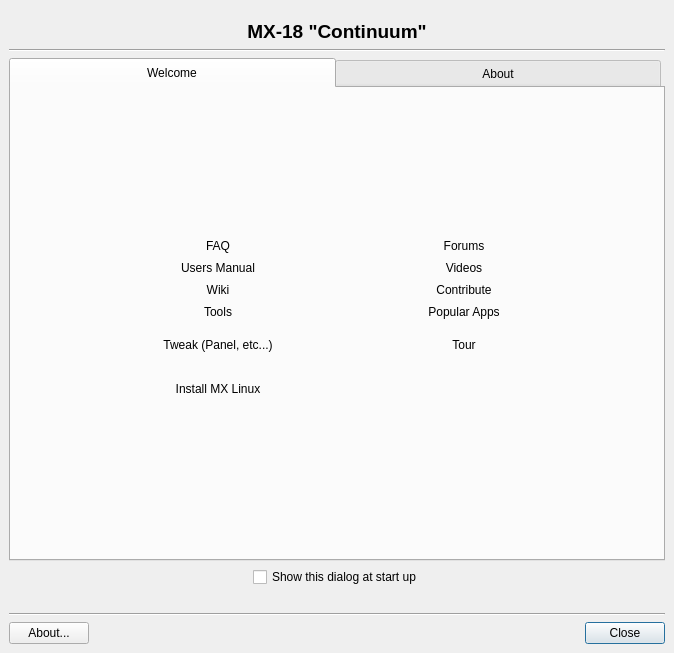
First picture: the form in mainwindow.ui, repository MX-Linux/mx-welcome, before the edit.
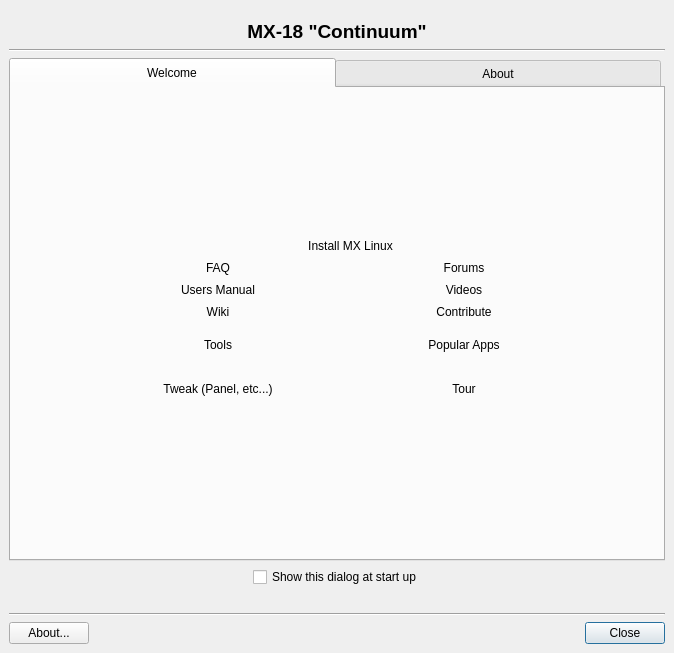
Second picture: the form after the edit. Icons and pictures are not drawn. Custom widgets are drawn as their Qt base class.

Commit message: Put installer icon in the middle

Diff of the .ui file:
```diff
--- a/mainwindow.ui
+++ b/mainwindow.ui
@@ -415,239 +415,7 @@
              </property>
             </spacer>
            </item>
-           <item row="0" column="5">
-            <widget class="FlatButton" name="buttonForum">
-             <property name="sizePolicy">
-              <sizepolicy hsizetype="Minimum" vsizetype="Fixed">
-               <horstretch>0</horstretch>
-               <verstretch>0</verstretch>
-              </sizepolicy>
-             </property>
-             <property name="focusPolicy">
-              <enum>Qt::NoFocus</enum>
-             </property>
-             <property name="text">
-              <string>Forums</string>
-             </property>
-             <property name="icon">
-              <iconset>
-               <normaloff>:/icons/forums.png</normaloff>:/icons/forums.png</iconset>
-             </property>
-             <property name="iconSize">
-              <size>
-               <width>42</width>
-               <height>42</height>
-              </size>
-             </property>
-             <property name="autoDefault">
-              <bool>true</bool>
-             </property>
-             <property name="flat">
-              <bool>true</bool>
-             </property>
-            </widget>
-           </item>
-           <item row="1" column="5">
-            <widget class="FlatButton" name="buttonVideo">
-             <property name="sizePolicy">
-              <sizepolicy hsizetype="Minimum" vsizetype="Fixed">
-               <horstretch>0</horstretch>
-               <verstretch>0</verstretch>
-              </sizepolicy>
-             </property>
-             <property name="focusPolicy">
-              <enum>Qt::NoFocus</enum>
-             </property>
-             <property name="text">
-              <string>Videos</string>
-             </property>
-             <property name="icon">
-              <iconset>
-               <normaloff>:/icons/videos.png</normaloff>:/icons/videos.png</iconset>
-             </property>
-             <property name="iconSize">
-              <size>
-               <width>42</width>
-               <height>42</height>
-              </size>
-             </property>
-             <property name="autoDefault">
-              <bool>true</bool>
-             </property>
-             <property name="flat">
-              <bool>true</bool>
-             </property>
-            </widget>
-           </item>
-           <item row="2" column="5">
-            <widget class="FlatButton" name="buttonContribute">
-             <property name="focusPolicy">
-              <enum>Qt::NoFocus</enum>
-             </property>
-             <property name="text">
-              <string>Contribute</string>
-             </property>
-             <property name="icon">
-              <iconset>
-               <normaloff>:/icons/contribute.png</normaloff>:/icons/contribute.png</iconset>
-             </property>
-             <property name="iconSize">
-              <size>
-               <width>42</width>
-               <height>42</height>
-              </size>
-             </property>
-             <property name="autoDefault">
-              <bool>true</bool>
-             </property>
-             <property name="flat">
-              <bool>true</bool>
-             </property>
-            </widget>
-           </item>
-           <item row="3" column="5">
-            <widget class="FlatButton" name="buttonPackageInstall">
-             <property name="focusPolicy">
-              <enum>Qt::NoFocus</enum>
-             </property>
-             <property name="text">
-              <string>Popular Apps</string>
-             </property>
-             <property name="icon">
-              <iconset>
-               <normaloff>:/icons/mxwelcome-icon-packageinstaller.png</normaloff>:/icons/mxwelcome-icon-packageinstaller.png</iconset>
-             </property>
-             <property name="iconSize">
-              <size>
-               <width>42</width>
-               <height>42</height>
-              </size>
-             </property>
-             <property name="autoDefault">
-              <bool>true</bool>
-             </property>
-             <property name="flat">
-              <bool>true</bool>
-             </property>
-            </widget>
-           </item>
-           <item row="0" column="1">
-            <widget class="FlatButton" name="buttonFAQ">
-             <property name="focusPolicy">
-              <enum>Qt::NoFocus</enum>
-             </property>
-             <property name="text">
-              <string>FAQ</string>
-             </property>
-             <property name="icon">
-              <iconset>
-               <normaloff>:/icons/faq.png</normaloff>:/icons/faq.png</iconset>
-             </property>
-             <property name="iconSize">
-              <size>
-               <width>42</width>
-               <height>42</height>
-              </size>
-             </property>
-             <property name="autoDefault">
-              <bool>true</bool>
-             </property>
-             <property name="flat">
-              <bool>true</bool>
-             </property>
-            </widget>
-           </item>
-           <item row="1" column="1">
-            <widget class="FlatButton" name="buttonManual">
-             <property name="sizePolicy">
-              <sizepolicy hsizetype="Minimum" vsizetype="Fixed">
-               <horstretch>0</horstretch>
-               <verstretch>0</verstretch>
-              </sizepolicy>
-             </property>
-             <property name="focusPolicy">
-              <enum>Qt::NoFocus</enum>
-             </property>
-             <property name="text">
-              <string>Users Manual</string>
-             </property>
-             <property name="icon">
-              <iconset>
-               <normaloff>:/icons/users-manual.png</normaloff>:/icons/users-manual.png</iconset>
-             </property>
-             <property name="iconSize">
-              <size>
-               <width>42</width>
-               <height>42</height>
-              </size>
-             </property>
-             <property name="autoDefault">
-              <bool>true</bool>
-             </property>
-             <property name="flat">
-              <bool>true</bool>
-             </property>
-            </widget>
-           </item>
-           <item row="2" column="1">
-            <widget class="FlatButton" name="buttonWiki">
-             <property name="sizePolicy">
-              <sizepolicy hsizetype="Minimum" vsizetype="Fixed">
-               <horstretch>0</horstretch>
-               <verstretch>0</verstretch>
-              </sizepolicy>
-             </property>
-             <property name="focusPolicy">
-              <enum>Qt::NoFocus</enum>
-             </property>
-             <property name="text">
-              <string>Wiki</string>
-             </property>
-             <property name="icon">
-              <iconset>
-               <normaloff>:/icons/wiki.png</normaloff>:/icons/wiki.png</iconset>
-             </property>
-             <property name="iconSize">
-              <size>
-               <width>42</width>
-               <height>42</height>
-              </size>
-             </property>
-             <property name="autoDefault">
-              <bool>true</bool>
-             </property>
-             <property name="flat">
-              <bool>true</bool>
-             </property>
-            </widget>
-           </item>
-           <item row="3" column="1">
-            <widget class="FlatButton" name="buttonTools">
-             <property name="focusPolicy">
-              <enum>Qt::NoFocus</enum>
-             </property>
-             <property name="text">
-              <string>Tools</string>
-             </property>
-             <property name="icon">
-              <iconset>
-               <normaloff>:/icons/tools.png</normaloff>:/icons/tools.png</iconset>
-             </property>
-             <property name="iconSize">
-              <size>
-               <width>42</width>
-               <height>42</height>
-              </size>
-             </property>
-             <property name="autoDefault">
-              <bool>true</bool>
-             </property>
-             <property name="flat">
-              <bool>true</bool>
-             </property>
-            </widget>
-           </item>
-           <item row="5" column="1">
+           <item row="0" column="3">
             <widget class="FlatButton" name="buttonSetup">
              <property name="focusPolicy">
               <enum>Qt::NoFocus</enum>
@@ -673,7 +441,7 @@
              </property>
             </widget>
            </item>
-           <item row="4" column="1">
+           <item row="5" column="1">
             <widget class="FlatButton" name="buttonPanelOrient">
              <property name="focusPolicy">
               <enum>Qt::NoFocus</enum>
@@ -699,7 +467,123 @@
              </property>
             </widget>
            </item>
-           <item row="4" column="5">
+           <item row="4" column="1">
+            <widget class="FlatButton" name="buttonTools">
+             <property name="focusPolicy">
+              <enum>Qt::NoFocus</enum>
+             </property>
+             <property name="text">
+              <string>Tools</string>
+             </property>
+             <property name="icon">
+              <iconset>
+               <normaloff>:/icons/tools.png</normaloff>:/icons/tools.png</iconset>
+             </property>
+             <property name="iconSize">
+              <size>
+               <width>42</width>
+               <height>42</height>
+              </size>
+             </property>
+             <property name="autoDefault">
+              <bool>true</bool>
+             </property>
+             <property name="flat">
+              <bool>true</bool>
+             </property>
+            </widget>
+           </item>
+           <item row="3" column="1">
+            <widget class="FlatButton" name="buttonWiki">
+             <property name="sizePolicy">
+              <sizepolicy hsizetype="Minimum" vsizetype="Fixed">
+               <horstretch>0</horstretch>
+               <verstretch>0</verstretch>
+              </sizepolicy>
+             </property>
+             <property name="focusPolicy">
+              <enum>Qt::NoFocus</enum>
+             </property>
+             <property name="text">
+              <string>Wiki</string>
+             </property>
+             <property name="icon">
+              <iconset>
+               <normaloff>:/icons/wiki.png</normaloff>:/icons/wiki.png</iconset>
+             </property>
+             <property name="iconSize">
+              <size>
+               <width>42</width>
+               <height>42</height>
+              </size>
+             </property>
+             <property name="autoDefault">
+              <bool>true</bool>
+             </property>
+             <property name="flat">
+              <bool>true</bool>
+             </property>
+            </widget>
+           </item>
+           <item row="2" column="1">
+            <widget class="FlatButton" name="buttonManual">
+             <property name="sizePolicy">
+              <sizepolicy hsizetype="Minimum" vsizetype="Fixed">
+               <horstretch>0</horstretch>
+               <verstretch>0</verstretch>
+              </sizepolicy>
+             </property>
+             <property name="focusPolicy">
+              <enum>Qt::NoFocus</enum>
+             </property>
+             <property name="text">
+              <string>Users Manual</string>
+             </property>
+             <property name="icon">
+              <iconset>
+               <normaloff>:/icons/users-manual.png</normaloff>:/icons/users-manual.png</iconset>
+             </property>
+             <property name="iconSize">
+              <size>
+               <width>42</width>
+               <height>42</height>
+              </size>
+             </property>
+             <property name="autoDefault">
+              <bool>true</bool>
+             </property>
+             <property name="flat">
+              <bool>true</bool>
+             </property>
+            </widget>
+           </item>
+           <item row="1" column="1">
+            <widget class="FlatButton" name="buttonFAQ">
+             <property name="focusPolicy">
+              <enum>Qt::NoFocus</enum>
+             </property>
+             <property name="text">
+              <string>FAQ</string>
+             </property>
+             <property name="icon">
+              <iconset>
+               <normaloff>:/icons/faq.png</normaloff>:/icons/faq.png</iconset>
+             </property>
+             <property name="iconSize">
+              <size>
+               <width>42</width>
+               <height>42</height>
+              </size>
+             </property>
+             <property name="autoDefault">
+              <bool>true</bool>
+             </property>
+             <property name="flat">
+              <bool>true</bool>
+             </property>
+            </widget>
+           </item>
+           <item row="5" column="5">
             <widget class="FlatButton" name="buttonTour">
              <property name="focusPolicy">
               <enum>Qt::NoFocus</enum>
@@ -721,65 +605,121 @@
              </property>
             </widget>
            </item>
-          </layout>
-         </item>
-         <item row="0" column="0" colspan="2">
-          <layout class="QHBoxLayout" name="horizontalLayout_4">
-           <item>
-            <spacer name="horizontalSpacer_16">
-             <property name="orientation">
-              <enum>Qt::Horizontal</enum>
+           <item row="4" column="5">
+            <widget class="FlatButton" name="buttonPackageInstall">
+             <property name="focusPolicy">
+              <enum>Qt::NoFocus</enum>
              </property>
-             <property name="sizeHint" stdset="0">
+             <property name="text">
+              <string>Popular Apps</string>
+             </property>
+             <property name="icon">
+              <iconset>
+               <normaloff>:/icons/mxwelcome-icon-packageinstaller.png</normaloff>:/icons/mxwelcome-icon-packageinstaller.png</iconset>
+             </property>
+             <property name="iconSize">
               <size>
-               <width>0</width>
-               <height>0</height>
+               <width>42</width>
+               <height>42</height>
               </size>
              </property>
-            </spacer>
+             <property name="autoDefault">
+              <bool>true</bool>
+             </property>
+             <property name="flat">
+              <bool>true</bool>
+             </property>
+            </widget>
            </item>
-           <item>
-            <spacer name="horizontalSpacer_17">
-             <property name="orientation">
-              <enum>Qt::Horizontal</enum>
+           <item row="3" column="5">
+            <widget class="FlatButton" name="buttonContribute">
+             <property name="focusPolicy">
+              <enum>Qt::NoFocus</enum>
              </property>
-             <property name="sizeHint" stdset="0">
+             <property name="text">
+              <string>Contribute</string>
+             </property>
+             <property name="icon">
+              <iconset>
+               <normaloff>:/icons/contribute.png</normaloff>:/icons/contribute.png</iconset>
+             </property>
+             <property name="iconSize">
               <size>
-               <width>0</width>
-               <height>0</height>
+               <width>42</width>
+               <height>42</height>
               </size>
              </property>
-            </spacer>
+             <property name="autoDefault">
+              <bool>true</bool>
+             </property>
+             <property name="flat">
+              <bool>true</bool>
+             </property>
+            </widget>
            </item>
-          </layout>
-         </item>
-         <item row="2" column="0" colspan="2">
-          <layout class="QHBoxLayout" name="horizontalLayout_5">
-           <item>
-            <spacer name="horizontalSpacer_20">
-             <property name="orientation">
-              <enum>Qt::Horizontal</enum>
+           <item row="2" column="5">
+            <widget class="FlatButton" name="buttonVideo">
+             <property name="sizePolicy">
+              <sizepolicy hsizetype="Minimum" vsizetype="Fixed">
+               <horstretch>0</horstretch>
+               <verstretch>0</verstretch>
+              </sizepolicy>
              </property>
-             <property name="sizeHint" stdset="0">
+             <property name="focusPolicy">
+              <enum>Qt::NoFocus</enum>
+             </property>
+             <property name="text">
+              <string>Videos</string>
+             </property>
+             <property name="icon">
+              <iconset>
+               <normaloff>:/icons/videos.png</normaloff>:/icons/videos.png</iconset>
+             </property>
+             <property name="iconSize">
               <size>
-               <width>0</width>
-               <height>0</height>
+               <width>42</width>
+               <height>42</height>
               </size>
              </property>
-            </spacer>
+             <property name="autoDefault">
+              <bool>true</bool>
+             </property>
+             <property name="flat">
+              <bool>true</bool>
+             </property>
+            </widget>
            </item>
-           <item>
-            <spacer name="horizontalSpacer_21">
-             <property name="orientation">
-              <enum>Qt::Horizontal</enum>
+           <item row="1" column="5">
+            <widget class="FlatButton" name="buttonForum">
+             <property name="sizePolicy">
+              <sizepolicy hsizetype="Minimum" vsizetype="Fixed">
+               <horstretch>0</horstretch>
+               <verstretch>0</verstretch>
+              </sizepolicy>
              </property>
-             <property name="sizeHint" stdset="0">
+             <property name="focusPolicy">
+              <enum>Qt::NoFocus</enum>
+             </property>
+             <property name="text">
+              <string>Forums</string>
+             </property>
+             <property name="icon">
+              <iconset>
+               <normaloff>:/icons/forums.png</normaloff>:/icons/forums.png</iconset>
+             </property>
+             <property name="iconSize">
               <size>
-               <width>0</width>
-               <height>0</height>
+               <width>42</width>
+               <height>42</height>
               </size>
              </property>
-            </spacer>
+             <property name="autoDefault">
+              <bool>true</bool>
+             </property>
+             <property name="flat">
+              <bool>true</bool>
+             </property>
+            </widget>
            </item>
           </layout>
          </item>
```
Left out of the diff: 60 changed lines with no effect on the pictures. The commit also changes 1 other file.
